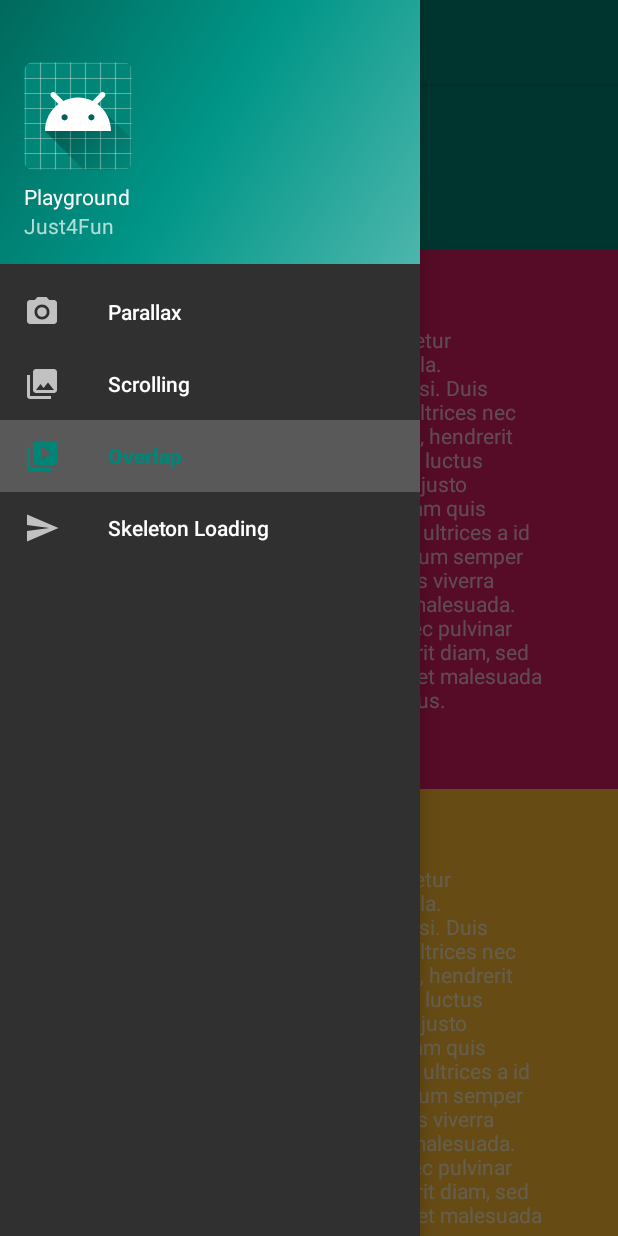
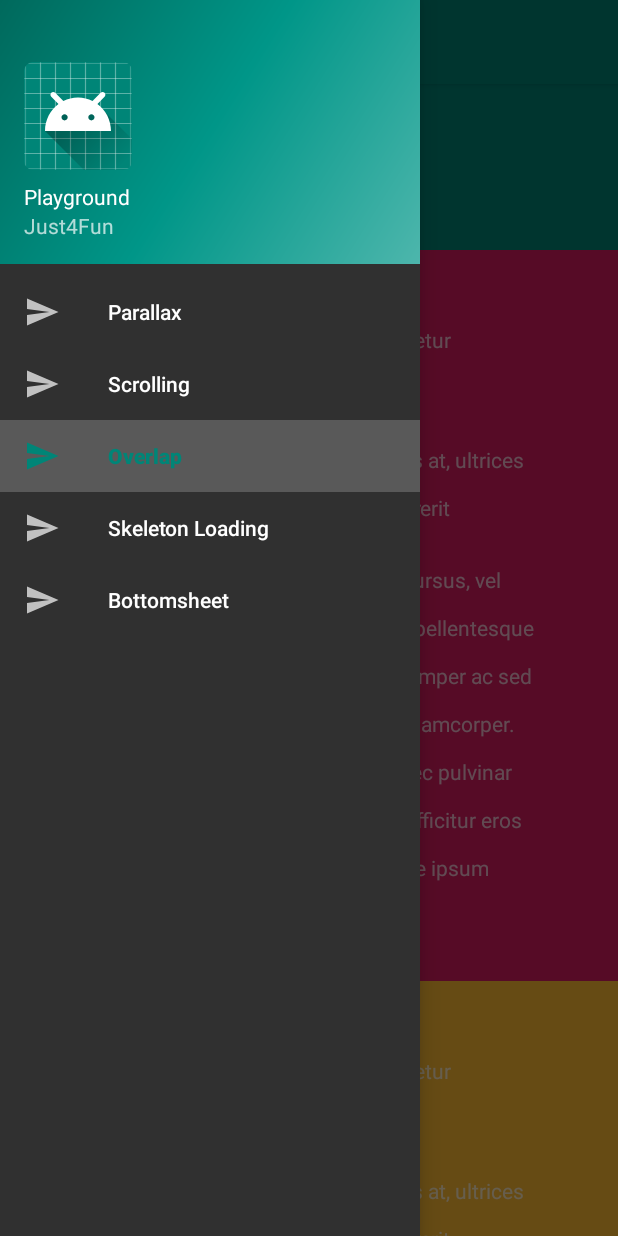
Before and after one commit to lucashenriqueos/Playground, an Android app: the screen it shows after launch (MainActivity), with the side drawer open, on a phone screen of 412 x 824 dp. Run offline under Robolectric (Android 15) with nearby library versions, the phone set to English and light mode, and no system bars; our stand-ins replace navigation-ui.

Commit message:
Created nestedscroll bottomsheet

```diff
--- a/app/src/main/java/com/lucashos/playground/api/MockyApiClient.kt
+++ b/app/src/main/java/com/lucashos/playground/api/MockyApiClient.kt
@@ -1,8 +1,6 @@
 package com.lucashos.playground.api
 
 import com.google.gson.GsonBuilder
-import com.lucashos.playground.core.ResponseDeserializer
-import com.lucashos.playground.response.Response
 import retrofit2.Retrofit
 import retrofit2.adapter.rxjava2.RxJava2CallAdapterFactory
 import retrofit2.converter.gson.GsonConverterFactory
@@ -15,6 +13,5 @@ class MockyApiClient {
         .build()
 
     private fun configureGson() = GsonBuilder()
-        .registerTypeAdapter(Response::class.java, ResponseDeserializer())
         .create()
 }
--- a/app/src/main/java/com/lucashos/playground/data/service/MockyService.kt
+++ b/app/src/main/java/com/lucashos/playground/data/service/MockyService.kt
@@ -7,7 +7,7 @@ import retrofit2.http.GET
 
 interface MockyService {
 
-    @GET("5e33097e32000078c894d386")
+    @GET("5e330fc7320000a16994d3b5")
     fun getSuccess(): Single<Response<SucessResponse>>
 
     @GET("5e330fc7320000a16994d3b5")
--- a/app/src/main/java/com/lucashos/playground/presentation/MainActivity.kt
+++ b/app/src/main/java/com/lucashos/playground/presentation/MainActivity.kt
@@ -1,8 +1,6 @@
 package com.lucashos.playground.presentation
 
-import android.annotation.SuppressLint
 import android.os.Bundle
-import android.util.Log
 import androidx.appcompat.app.AppCompatActivity
 import androidx.appcompat.widget.Toolbar
 import androidx.drawerlayout.widget.DrawerLayout
@@ -13,12 +11,6 @@ import androidx.navigation.ui.setupActionBarWithNavController
 import androidx.navigation.ui.setupWithNavController
 import com.google.android.material.navigation.NavigationView
 import com.lucashos.playground.R
-import com.lucashos.playground.core.BackendException
-import com.lucashos.playground.data.repotistory.MockyRepository
-import com.lucashos.playground.response.Response
-import com.lucashos.playground.response.SucessResponse
-import io.reactivex.android.schedulers.AndroidSchedulers
-import io.reactivex.schedulers.Schedulers
 
 class MainActivity : AppCompatActivity() {
 
@@ -39,13 +31,12 @@ class MainActivity : AppCompatActivity() {
             setOf(
                 R.id.nav_overlap,
                 R.id.nav_parallax,
-                R.id.nav_scrolling
+                R.id.nav_scrolling,
+                R.id.nav_bottomsheet
             ), drawerLayout
         )
         setupActionBarWithNavController(navController, appBarConfiguration)
         navView.setupWithNavController(navController)
-        getSuccess()
-        getError()
     }
 
     override fun onSupportNavigateUp(): Boolean {
@@ -53,43 +44,4 @@ class MainActivity : AppCompatActivity() {
         return navController.navigateUp(appBarConfiguration) || super.onSupportNavigateUp()
     }
 
-
-
-    @SuppressLint("CheckResult")
-    fun getSuccess() {
-        Log.d("X", "Sending success")
-        MockyRepository.getSuccess()
-            .subscribeOn(Schedulers.io())
-            .observeOn(AndroidSchedulers.mainThread())
-            .subscribe(
-                { logSuccess(it) },
-                { logException(it) }
-            )
-    }
-
-    @SuppressLint("CheckResult")
-    fun getError() {
-        Log.d("X", "Sending error")
-        MockyRepository.getError()
-            .subscribeOn(Schedulers.io())
-            .observeOn(AndroidSchedulers.mainThread())
-            .subscribe(
-                { logSuccess(it) },
-                { logException(it) }
-            )
-    }
-
-    private fun logSuccess(it: Response<SucessResponse>) {
-        Log.d("X", "Success Response")
-        Log.d("X", it.statusCode.toString())
-        Log.d("X", it.data.printed_name)
-    }
-
-    private fun logException(it: Throwable?) {
-        Log.d("X", "Error Response")
-        if (it is BackendException) {
-            Log.d("X", it.errorResponse.title)
-        } else
-            Log.d("X", it.toString())
-    }
 }
--- a/app/src/main/java/com/lucashos/playground/presentation/OverlapFragment.kt
+++ b/app/src/main/java/com/lucashos/playground/presentation/OverlapFragment.kt
@@ -20,14 +20,15 @@ class OverlapFragment : Fragment() {
     var backgroundViewHeight = 0
     var originalTextSize = 0f
 
-    companion object {
-        fun newInstance(): OverlapFragment =
-            OverlapFragment()
-    }
-
-    override fun onCreateView(inflater: LayoutInflater, container: ViewGroup?, savedInstanceState: Bundle?): View? {
-        binding = DataBindingUtil.inflate(inflater,
-            R.layout.fragment_overlap, container, false)
+    override fun onCreateView(
+        inflater: LayoutInflater,
+        container: ViewGroup?,
+        savedInstanceState: Bundle?
+    ): View? {
+        binding = DataBindingUtil.inflate(
+            inflater,
+            R.layout.fragment_overlap, container, false
+        )
         resizeScrollView()
 //        addFadeOutOnScrolling()
         addTextResizeOnScrolling()
@@ -48,7 +49,10 @@ class OverlapFragment : Fragment() {
 
     private fun resizeScrollView() {
         binding.root.viewTreeObserver.addOnGlobalLayoutListener {
-            val layoutParams = FrameLayout.LayoutParams(FrameLayout.LayoutParams.MATCH_PARENT, FrameLayout.LayoutParams.MATCH_PARENT)
+            val layoutParams = FrameLayout.LayoutParams(
+                FrameLayout.LayoutParams.MATCH_PARENT,
+                FrameLayout.LayoutParams.MATCH_PARENT
+            )
             if (backgroundViewHeight == 0) backgroundViewHeight = binding.background.height
             layoutParams.topMargin = backgroundViewHeight
             binding.scrollContent.layoutParams = layoutParams
--- a/app/src/main/java/com/lucashos/playground/response/ErrorResponse.kt
+++ b/app/src/main/java/com/lucashos/playground/response/ErrorResponse.kt
@@ -1,3 +1,3 @@
 package com.lucashos.playground.response
 
-open class ErrorResponse (val title: String)
+open class ErrorResponse (val title: String = "")
--- a/app/src/main/res/menu/activity_main_drawer.xml
+++ b/app/src/main/res/menu/activity_main_drawer.xml
@@ -7,20 +7,24 @@
         android:title="@string/animations">
         <item
             android:id="@+id/nav_parallax"
-            android:icon="@drawable/ic_menu_camera"
+            android:icon="@drawable/ic_menu_send"
             android:title="@string/menu_parallax_animation" />
         <item
             android:id="@+id/nav_scrolling"
-            android:icon="@drawable/ic_menu_gallery"
+            android:icon="@drawable/ic_menu_send"
             android:title="@string/menu_scrolling_animation" />
         <item
             android:id="@+id/nav_overlap"
-            android:icon="@drawable/ic_menu_slideshow"
+            android:icon="@drawable/ic_menu_send"
             android:title="@string/menu_overlap_animation" />
         <item
             android:id="@+id/nav_skelly"
             android:icon="@drawable/ic_menu_send"
             android:title="@string/menu_skelly_loading_animation" />
+        <item
+            android:id="@+id/nav_bottomsheet"
+            android:icon="@drawable/ic_menu_send"
+            android:title="@string/menu_bottomsheet" />
     </group>
 
 </menu>
--- a/app/src/main/res/navigation/mobile_navigation.xml
+++ b/app/src/main/res/navigation/mobile_navigation.xml
@@ -28,4 +28,10 @@
         android:name="com.lucashos.playground.presentation.SkellyLoadingFragment"
         android:label="@string/menu_skelly_loading_animation"
         tools:layout="@layout/fragment_skelly_loading" />
+
+    <fragment
+        android:id="@+id/nav_bottomsheet"
+        android:name="com.lucashos.playground.presentation.BottomSheetFragment"
+        android:label="@string/menu_bottomsheet"
+        tools:layout="@layout/fragment_bottom_sheet" />
 </navigation>
```
Also changed, not shown: app/src/main/java/com/lucashos/playground/presentation/BottomSheetFragment.kt (added, +28 -0 lines), app/src/main/java/com/lucashos/playground/response/SucessResponse.kt (+4 -4 lines), app/src/main/res/layout/fragment_bottom_sheet.xml (added, +69 -0 lines), app/src/main/res/values/strings.xml (+6 -5 lines).
